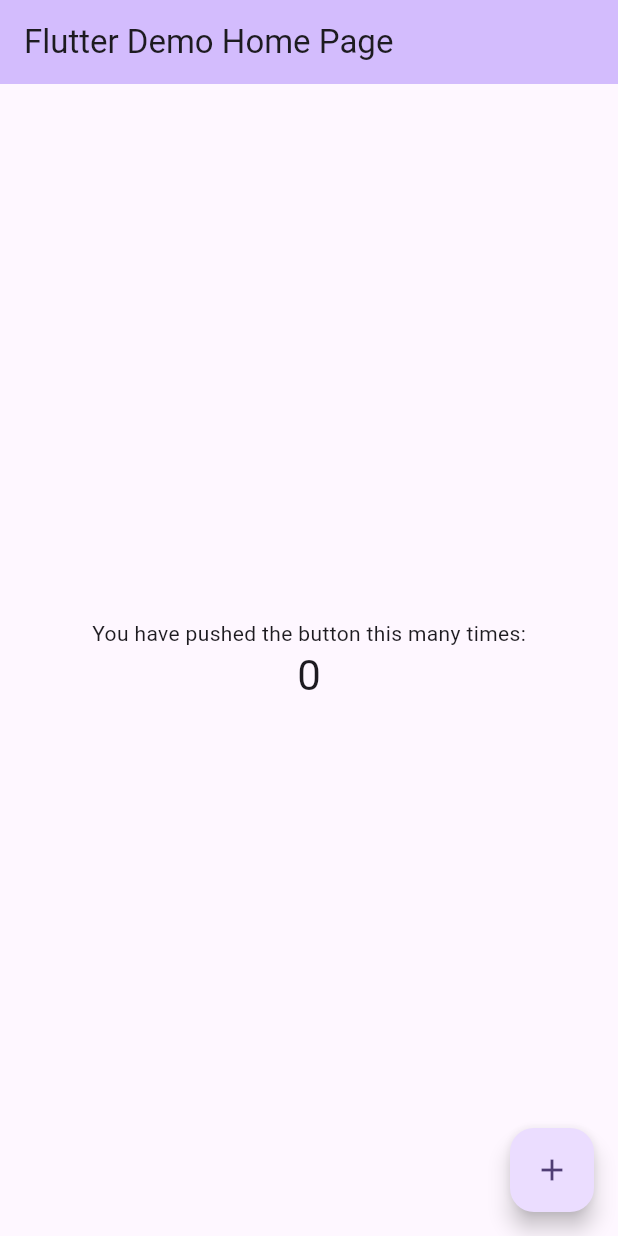
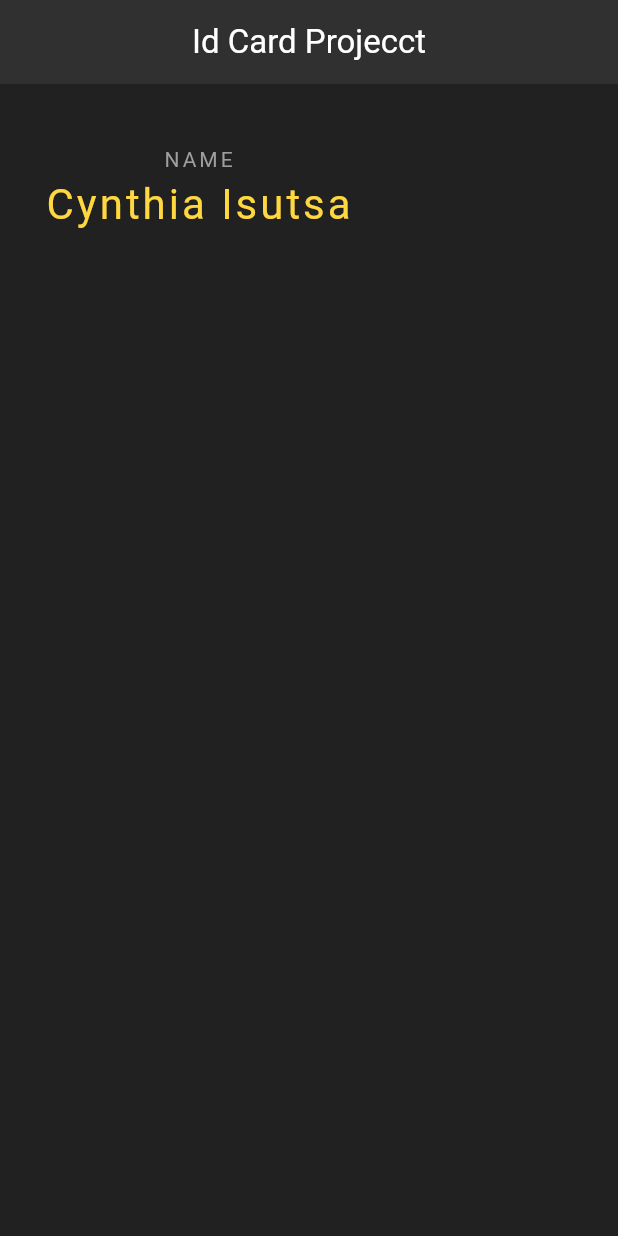
Before and after one commit to Cynthia-Isutsa/idcardproject, a Flutter app: the screen it shows after launch, on a phone screen of 412 x 824 dp. Run offline on Flutter 3.47's test engine with Material 3 defaults, Android fonts, the light colour scheme and no system bars; Roboto replaces fonts that are missing (Pacifico).

Commit message:
appBar and Body

```diff
--- a/lib/main.dart
+++ b/lib/main.dart
@@ -1,125 +1,52 @@
 import 'package:flutter/material.dart';
 
 void main() {
-  runApp(const MyApp());
+  runApp(const MaterialApp(
+    home: IdCard()
+  ));
 }
 
-class MyApp extends StatelessWidget {
-  const MyApp({super.key});
+class IdCard extends StatelessWidget {
+  const IdCard ({super.key});
 
-  // This widget is the root of your application.
   @override
   Widget build(BuildContext context) {
-    return MaterialApp(
-      title: 'Flutter Demo',
-      theme: ThemeData(
-        // This is the theme of your application.
-        //
-        // TRY THIS: Try running your application with "flutter run". You'll see
-        // the application has a purple toolbar. Then, without quitting the app,
-        // try changing the seedColor in the colorScheme below to Colors.green
-        // and then invoke "hot reload" (save your changes or press the "hot
-        // reload" button in a Flutter-supported IDE, or press "r" if you used
-        // the command line to start the app).
-        //
-        // Notice that the counter didn't reset back to zero; the application
-        // state is not lost during the reload. To reset the state, use hot
-        // restart instead.
-        //
-        // This works for code too, not just values: Most code changes can be
-        // tested with just a hot reload.
-        colorScheme: ColorScheme.fromSeed(seedColor: Colors.deepPurple),
-        useMaterial3: true,
+    return Scaffold(
+      backgroundColor: Colors.grey[900],
+      appBar: AppBar(
+        title: const Text(
+          'Id Card Projecct',
+          style: TextStyle(
+            color: Colors.white,
+            fontFamily: 'Pacifico',
+          )
+          ),
+        centerTitle: true,
+        backgroundColor: Colors.grey[850],
+        elevation: 0.0,
       ),
-      home: const MyHomePage(title: 'Flutter Demo Home Page'),
+      body: const Padding(
+        padding: EdgeInsets.fromLTRB(30, 40, 30, 0),
+        child: Column(
+          children: <Widget>[
+            Text(
+              "NAME",
+              style: TextStyle(
+                color: Colors.grey,
+                letterSpacing: 2.0,
+              ),
+              ),
+               Text(
+              "Cynthia Isutsa",
+              style: TextStyle(
+                color: Colors.amberAccent,
+                letterSpacing: 2.0,
+                fontSize: 28.0,
+              ),
+              ),
+          ]
+        ),
+      ),
     );
   }
 }
-
-class MyHomePage extends StatefulWidget {
-  const MyHomePage({super.key, required this.title});
-
-  // This widget is the home page of your application. It is stateful, meaning
-  // that it has a State object (defined below) that contains fields that affect
-  // how it looks.
-
-  // This class is the configuration for the state. It holds the values (in this
-  // case the title) provided by the parent (in this case the App widget) and
-  // used by the build method of the State. Fields in a Widget subclass are
-  // always marked "final".
-
-  final String title;
-
-  @override
-  State<MyHomePage> createState() => _MyHomePageState();
-}
-
-class _MyHomePageState extends State<MyHomePage> {
-  int _counter = 0;
-
-  void _incrementCounter() {
-    setState(() {
-      // This call to setState tells the Flutter framework that something has
-      // changed in this State, which causes it to rerun the build method below
-      // so that the display can reflect the updated values. If we changed
-      // _counter without calling setState(), then the build method would not be
-      // called again, and so nothing would appear to happen.
-      _counter++;
-    });
-  }
-
-  @override
-  Widget build(BuildContext context) {
-    // This method is rerun every time setState is called, for instance as done
-    // by the _incrementCounter method above.
-    //
-    // The Flutter framework has been optimized to make rerunning build methods
-    // fast, so that you can just rebuild anything that needs updating rather
-    // than having to individually change instances of widgets.
-    return Scaffold(
-      appBar: AppBar(
-        // TRY THIS: Try changing the color here to a specific color (to
-        // Colors.amber, perhaps?) and trigger a hot reload to see the AppBar
-        // change color while the other colors stay the same.
-        backgroundColor: Theme.of(context).colorScheme.inversePrimary,
-        // Here we take the value from the MyHomePage object that was created by
-        // the App.build method, and use it to set our appbar title.
-        title: Text(widget.title),
-      ),
-      body: Center(
-        // Center is a layout widget. It takes a single child and positions it
-        // in the middle of the parent.
-        child: Column(
-          // Column is also a layout widget. It takes a list of children and
-          // arranges them vertically. By default, it sizes itself to fit its
-          // children horizontally, and tries to be as tall as its parent.
-          //
-          // Column has various properties to control how it sizes itself and
-          // how it positions its children. Here we use mainAxisAlignment to
-          // center the children vertically; the main axis here is the vertical
-          // axis because Columns are vertical (the cross axis would be
-          // horizontal).
-          //
-          // TRY THIS: Invoke "debug painting" (choose the "Toggle Debug Paint"
-          // action in the IDE, or press "p" in the console), to see the
-          // wireframe for each widget.
-          mainAxisAlignment: MainAxisAlignment.center,
-          children: <Widget>[
-            const Text(
-              'You have pushed the button this many times:',
-            ),
-            Text(
-              '$_counter',
-              style: Theme.of(context).textTheme.headlineMedium,
-            ),
-          ],
-        ),
-      ),
-      floatingActionButton: FloatingActionButton(
-        onPressed: _incrementCounter,
-        tooltip: 'Increment',
-        child: const Icon(Icons.add),
-      ), // This trailing comma makes auto-formatting nicer for build methods.
-    );
-  }
-}
```
Also changed, not shown: 1 other file.
